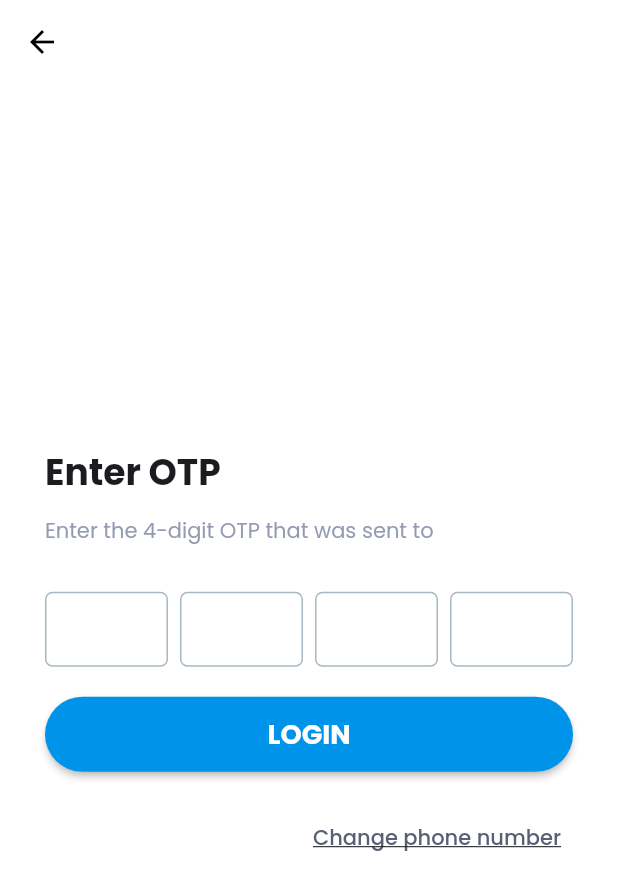
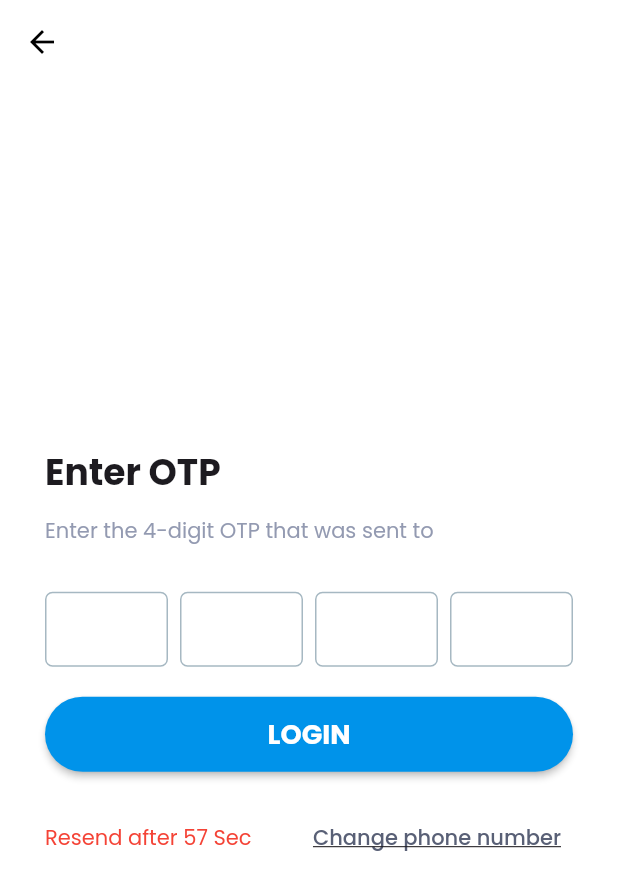
Before and after one commit to seethalakshmy/Nextpower, a Flutter app: the OtpScreen screen opened by its route, after a tap on "LOGIN", on a phone screen of 412 x 824 dp. Shown: the top 890 px of the screen. Run offline on Flutter 3.47's test engine with Material 3 defaults, Android fonts, the phone set to English and light mode, and no system bars; drawn by our look-alikes of pinput; our stand-ins replace dropdown_button2, file_picker, flutter_svg, geolocator, get, get_storage and 4 more; missing offline and left inert: dart:ffi, mobile_scanner, razorpay_flutter; accounts and stored records are empty; network calls fail; project files that could hold a hidden picture were left out.

Commit message:
OTP resend timer completed.

```diff
--- a/lib/infrastructure/navigation/navigation_utils.dart
+++ b/lib/infrastructure/navigation/navigation_utils.dart
@@ -24,17 +24,18 @@ class NavigationUtils {
   Future<bool> callOTPPage(
       {required String countryCode,
       required String mobileNumber,
-      required String otp, bool clearBackStack = false,
+      required String otp,
+      bool clearBackStack = false,
       required bool isVerify}) async {
     bool verified = false;
-    if(clearBackStack){
+    if (clearBackStack) {
       verified = await Get.offNamed(Routes.OTP, parameters: {
         ParamName.countryCode: countryCode,
         ParamName.mobileNumber: mobileNumber,
         ParamName.otp: otp,
         ParamName.isVerify: isVerify.toString()
       });
-    }else{
+    } else {
       verified = await Get.toNamed(Routes.OTP, parameters: {
         ParamName.countryCode: countryCode,
         ParamName.mobileNumber: mobileNumber,
@@ -55,7 +56,7 @@ class NavigationUtils {
   }
 
   void callRegistration(String countryCode, String mobileNumber) {
-    Get.toNamed(Routes.REGISTRATION, parameters: {
+    Get.offNamed(Routes.REGISTRATION, parameters: {
       ParamName.countryCode: countryCode,
       ParamName.mobileNumber: mobileNumber,
     });
@@ -84,10 +85,10 @@ class NavigationUtils {
   }
 
   void goFromSplash() {
-    if(AppStorage().getLoggedIn()){
+    if (AppStorage().getLoggedIn()) {
       callHomePage(clearStack: true);
-    }else{
-      callLoginPage(isLoginPage: true,clearStack: true);
+    } else {
+      callLoginPage(isLoginPage: true, clearStack: true);
     }
   }
 
@@ -104,7 +105,7 @@ class NavigationUtils {
     Get.toNamed(Routes.MY_VEHICLES);
   }
 
-  Future<bool> callMyVehiclesAddEditPage(int id) async{
+  Future<bool> callMyVehiclesAddEditPage(int id) async {
     bool? result = await Get.toNamed(Routes.MY_VEHICLES_ADD_EDIT,
         parameters: {ParamName.vehicleId: id.toString()}) as bool?;
     return result ?? false;
@@ -114,7 +115,7 @@ class NavigationUtils {
     Get.toNamed(Routes.MY_ADDRESS);
   }
 
-  Future<bool> callMyAddressAddEditPage(int id) async{
+  Future<bool> callMyAddressAddEditPage(int id) async {
     bool? result = await Get.toNamed(Routes.MY_ADDRESS_ADD_EDIT,
         parameters: {ParamName.addressId: id.toString()}) as bool?;
     return result ?? false;
@@ -142,7 +143,6 @@ class NavigationUtils {
   void callStationDetails(int stationId) {
     Get.toNamed(Routes.STATION_DETAILS,
         parameters: {ParamName.stationId: stationId.toString()});
-
   }
 
   void callChargingSessionDetails(
--- a/lib/main.dart
+++ b/lib/main.dart
@@ -15,7 +15,7 @@ void main() async {
 
 class Main extends StatelessWidget {
   final String initialRoute;
-  Main(this.initialRoute);
+  const Main(this.initialRoute, {super.key});
 
   @override
   Widget build(BuildContext context) {
--- a/lib/presentation/login/widgets/continue_button_widget.dart
+++ b/lib/presentation/login/widgets/continue_button_widget.dart
@@ -16,7 +16,6 @@ class ContinueButtonWidget extends GetView<LoginController> {
           isLoading: controller.isLoading.value,
           onPressed: () {
             controller.gotoNextPage();
-
           },
           text: translate(LocaleKeys.continueLabel),
         ));
--- a/lib/presentation/otp/controllers/otp.controller.dart
+++ b/lib/presentation/otp/controllers/otp.controller.dart
@@ -1,3 +1,5 @@
+import 'dart:async';
+
 import 'package:flutter/cupertino.dart';
 import 'package:get/get.dart';
 import 'package:project/generated/locales.g.dart';
@@ -11,8 +13,6 @@ import 'package:project/infrastructure/utils/snackbar_utils.dart';
 import 'package:project/infrastructure/utils/translation_util.dart';
 import 'package:project/presentation/profile/controllers/profile.controller.dart';
 
-import '../../../infrastructure/navigation/routes.dart';
-
 class OtpController extends GetxController {
   RxString numberToDisplay = "".obs;
   String countryCode = "";
@@ -20,8 +20,13 @@ class OtpController extends GetxController {
   RxBool isVerify = false.obs;
   RxBool isLoading = false.obs;
   RxBool resendOtpTime = false.obs;
+
+  Rx<Duration> remainingTime = Rx<Duration>(const Duration(minutes: 1));
+
+  // Duration remainingTime = const Duration(minutes: 1);
   final formKey = GlobalKey<FormState>();
   final className = "OTP-Screen";
+  Timer? timer;
 
   //dummy variables
   String validOtp = "";
@@ -43,19 +48,26 @@ class OtpController extends GetxController {
       CustomSnackBar.showErrorSnackBar(translate(LocaleKeys.error),
           translate(LocaleKeys.somethingWentWrongPleaseTryAgainLater));
     }
-    resendOtpTimer();
+    verifyOtpTimer();
   }
 
-  void resendOtpTimer() {
+  void verifyOtpTimer() {
     resendOtpTime(false);
-    Future.delayed(const Duration(seconds: 20)).then((value) {
-      resendOtpTime(true);
+    remainingTime.value = const Duration(seconds: 60);
+    timer = Timer.periodic(const Duration(seconds: 1), (timer) {
+      if (remainingTime.value > const Duration(seconds: 0)) {
+        remainingTime.value = remainingTime.value - const Duration(seconds: 1);
+      } else {
+        resendOtpTime(true);
+        timer.cancel();
+      }
     });
   }
 
   void resendOTP() {
+    timer?.cancel();
     isLoading(true);
-    resendOtpTimer();
+    verifyOtpTimer();
     LoginProvider()
         .resendOtp(phoneNumber: mobileNumber, countryCode: countryCode)
         .then((value) {
@@ -109,7 +121,7 @@ class OtpController extends GetxController {
     bool profileCompleted = AppStorage().getLoggedIn();
     if (isVerify.value) {
       Get.back(result: true);
-      final profileController=Get.find<ProfileController>();
+      final profileController = Get.find<ProfileController>();
       profileController.getProfile();
     } else if (profileCompleted) {
       NavigationUtils().callHomePage();
--- a/lib/presentation/otp/otp.screen.dart
+++ b/lib/presentation/otp/otp.screen.dart
@@ -1,7 +1,6 @@
 import 'package:flutter/material.dart';
 import 'package:get/get.dart';
 import 'package:project/generated/locales.g.dart';
-import 'package:project/infrastructure/navigation/navigation_utils.dart';
 import 'package:project/infrastructure/theme/app_colors.dart';
 import 'package:project/infrastructure/widgets/buttons/back_button.dart';
 import 'package:project/infrastructure/widgets/buttons/rounded_rectangle_button.dart';
@@ -49,7 +48,7 @@ class OtpScreen extends GetView<OtpController> {
                       const SizedBox(height: 20),
                       Obx(() => RoundedRectangleButton(
                           onPressed: () async {
-                            if(controller.validate()){
+                            if (controller.validate()) {
                               controller.validateOtp();
                             }
                           },
@@ -69,7 +68,11 @@ class OtpScreen extends GetView<OtpController> {
                                   },
                                   text: LocaleKeys.resendOtp);
                             } else {
-                              return const Spacer();
+                              final time = controller.remainingTime.value;
+                              return Text(
+                                "Resend after ${time.inSeconds % 60} Sec",
+                                style: const TextStyle(color: Colors.red),
+                              );
                             }
                           }),
                           Obx(() {
--- a/lib/presentation/registration/registration.screen.dart
+++ b/lib/presentation/registration/registration.screen.dart
@@ -14,7 +14,7 @@ import 'package:project/infrastructure/widgets/text_fields/name_widget.dart';
 import 'controllers/registration.controller.dart';
 
 class RegistrationScreen extends GetView<RegistrationController> {
-  const RegistrationScreen({Key? key}) : super(key: key);
+  const RegistrationScreen({super.key});
 
   @override
   Widget build(BuildContext context) {
@@ -81,8 +81,8 @@ class RegistrationScreen extends GetView<RegistrationController> {
                     onChanged: (value) {
                       controller.validate();
                     },
-                validator: (value) => ValidationUtils().emailValidation(value),
-
+                    validator: (value) =>
+                        ValidationUtils().emailValidation(value),
                   )),
               const SizedBox(height: 30),
               Obx(() => RoundedRectangleButton(
```
Lines whose indentation alone changed are shown as unchanged.
